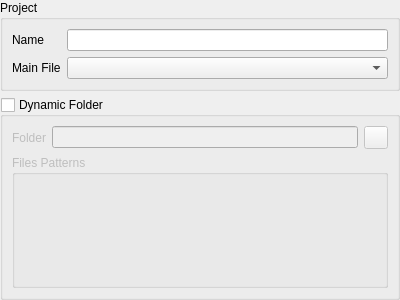
Old version of the form v2/branches/newxup/monkey/src/xupmanager/gui/MainEditor.ui in the repository testmana2/mks.
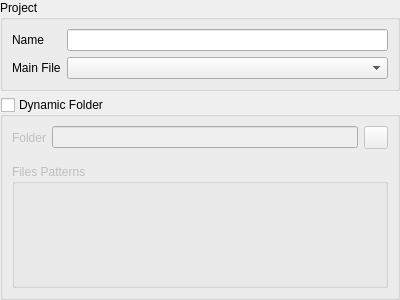
New version of the form. Icons and pictures are not drawn. Custom widgets are drawn as their Qt base class.

Commit message: Rework gui to be better eye candy :)

```diff
--- a/v2/branches/newxup/monkey/src/xupmanager/gui/MainEditor.ui
+++ b/v2/branches/newxup/monkey/src/xupmanager/gui/MainEditor.ui
@@ -106,6 +106,22 @@
         </item>
        </layout>
       </item>
+      <item>
+       <spacer name="verticalSpacer">
+        <property name="orientation">
+         <enum>Qt::Vertical</enum>
+        </property>
+        <property name="sizeType">
+         <enum>QSizePolicy::Fixed</enum>
+        </property>
+        <property name="sizeHint" stdset="0">
+         <size>
+          <width>16</width>
+          <height>9</height>
+         </size>
+        </property>
+       </spacer>
+      </item>
       <item>
        <widget class="pStringListEditor" name="gbDynamicFilesPatterns">
         <property name="sizePolicy">
@@ -114,12 +130,15 @@
           <verstretch>0</verstretch>
          </sizepolicy>
         </property>
+        <property name="styleSheet">
+         <string notr="true">QToolBar {
+	border: 0px;
+	background-color: transparent;
+}</string>
+        </property>
         <property name="title">
          <string>Files Patterns</string>
         </property>
-        <property name="flat">
-         <bool>true</bool>
-        </property>
        </widget>
       </item>
      </layout>
```
The commit also changes 1 other file.
